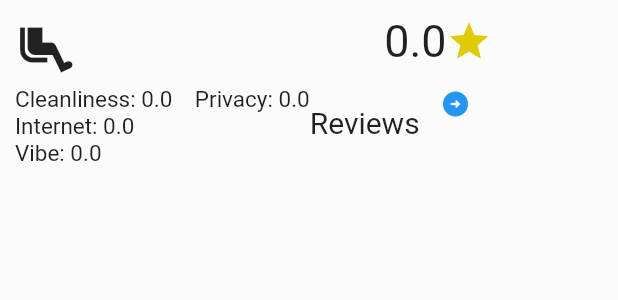
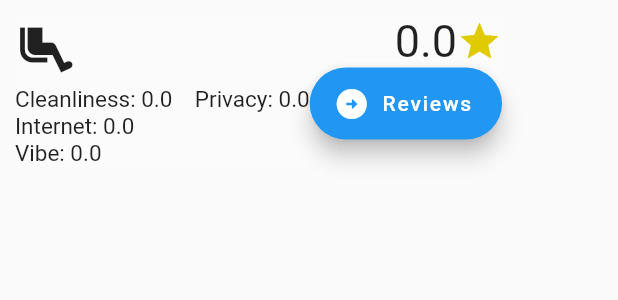
Before and after one commit to twiegan/Tootaloo, a Flutter app: the ListTileItem widget shown alone on an empty page, opened directly with empty values, on a phone screen of 412 x 824 dp. Shown: the top 300 px of the screen. Run offline on Flutter 3.47's test engine with Material 2 defaults, Android fonts, the phone set to English and light mode, and no system bars; our stand-ins replace dropdown_search, faker, flutter_dotenv, flutter_rating_bar, flutter_speed_dial, google_maps_flutter and 4 more; missing offline and left inert: custom_map_markers, dart:ffi, flutter_config; accounts and stored records are empty; network calls fail.

Commit message:
undo changes and clean up ui

```diff
--- a/tootaloo/lib/ui/screens/posts/popular_restroom_screen.dart
+++ b/tootaloo/lib/ui/screens/posts/popular_restroom_screen.dart
@@ -199,20 +199,12 @@ class _ListTileItemState extends State<ListTileItem> {
                           Text('${roundDouble(widget.restroom.rating, 2)}',
                               style: const TextStyle(fontSize: 30)),
                           const Icon(Icons.star,
-                            color: Color.fromARGB(255, 224, 202, 0), size: 30),
+                              color: Color.fromARGB(255, 224, 202, 0),
+                              size: 30),
                         ],
                       ),
-                    Flexible(
-                      flex: 5,
-                      child: Row(
-                        mainAxisSize: MainAxisSize.min,
-                        mainAxisAlignment: MainAxisAlignment.end,
-                        crossAxisAlignment: CrossAxisAlignment.end,
-                        children: [
-                          const Text('Reviews', style: TextStyle(fontSize: 20)),
-                          IconButton(
+                      FloatingActionButton.extended(
                           onPressed: () {
-                                print(widget.restroom.id);
                             Navigator.push(
                                 context,
                                 PageRouteBuilder(
@@ -228,14 +220,14 @@ class _ListTileItemState extends State<ListTileItem> {
                                   reverseTransitionDuration: Duration.zero,
                                 ));
                           },
+                          backgroundColor: Colors.blue,
+                          label: const Text('Reviews'),
                           icon: const Icon(Icons.arrow_circle_right_rounded,
-                                  color: Colors.blue, size: 20))
+                              color: Colors.white))
                     ],
                   ),
                 ),
               ],
-                ))
-              ])),
-    );
+            )));
   }
 }
```
Also changed, not shown: tootaloo/lib/ui/screens/searches/ratings_view_screen.dart (+8 -18 lines), 1 other file. Lines whose indentation alone changed are shown as unchanged.
